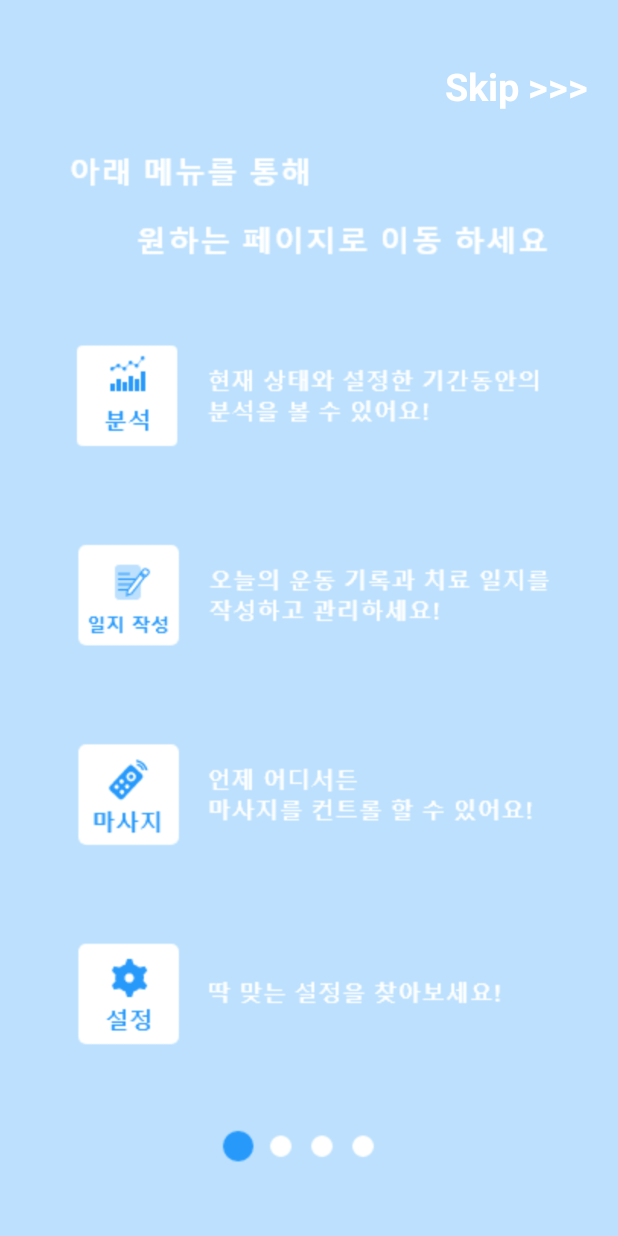
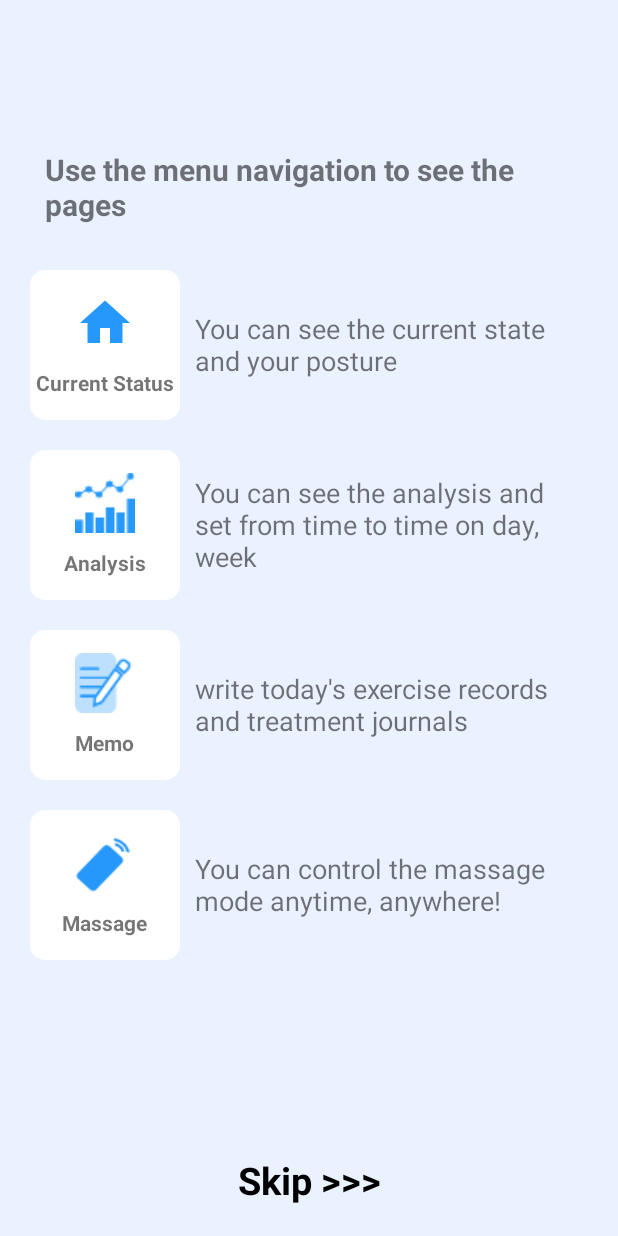
Before and after one commit to KimSungYoon-KOK/Upright_K-Lab-Project, an Android app: the screen it shows after launch (GuideActivity), on a phone screen of 412 x 824 dp. Run offline under Robolectric (Android 15) with nearby library versions, the phone set to English and light mode, and no system bars; libraries missing offline, so code that uses them is left out: app.akexorcist.bluetotohspp.

Commit message:
change guide page

```diff
--- a/app/src/main/java/com/klab/upright/ui/guide/GuideViewPagerAdapter.kt
+++ b/app/src/main/java/com/klab/upright/ui/guide/GuideViewPagerAdapter.kt
@@ -4,7 +4,9 @@ import android.content.Context
 import android.view.LayoutInflater
 import android.view.View
 import android.view.ViewGroup
+import android.view.ViewGroup.LayoutParams.MATCH_PARENT
 import android.widget.ImageView
+import android.widget.LinearLayout
 import androidx.viewpager.widget.PagerAdapter
 import androidx.viewpager.widget.ViewPager
 import com.klab.upright.R
@@ -13,27 +15,48 @@ class GuideViewPagerAdapter(private val context: Context): PagerAdapter() {
 
     private var layoutInflater: LayoutInflater? = null
 
-    private val images = arrayOf(
-        R.drawable.guide1,
-        R.drawable.guide2,
-        R.drawable.guide3,
-        R.drawable.guide4
-    )
-
     override fun isViewFromObject(view: View, `object`: Any): Boolean {
         return view == `object`
     }
 
     override fun getCount(): Int {
-        return images.size
+        return 5
     }
 
     override fun instantiateItem(container: ViewGroup, position: Int): Any {
         layoutInflater = container.context.getSystemService(Context.LAYOUT_INFLATER_SERVICE) as LayoutInflater
         val v = layoutInflater!!.inflate(R.layout.viewpager_guide, null)
-        val image = v.findViewById<ImageView>(R.id.imageView_guide)
+//        val image = v.findViewById<ImageView>(R.id.imageView_guide)
+        val layout = v.findViewById<LinearLayout>(R.id.layout)
 
-        image.setImageResource(images[position])
+
+        when(position){
+            0->{
+                val child = (layoutInflater!!.inflate(R.layout.item_guide1, null)).findViewById<LinearLayout>(R.id.guide1)
+                child.layoutParams = LinearLayout.LayoutParams(ViewGroup.LayoutParams.MATCH_PARENT,ViewGroup.LayoutParams.MATCH_PARENT)
+                layout.addView(child)
+            }
+            1->{
+                val child = (layoutInflater!!.inflate(R.layout.item_guide2, null)).findViewById<LinearLayout>(R.id.guide2)
+                child.layoutParams = LinearLayout.LayoutParams(ViewGroup.LayoutParams.MATCH_PARENT,ViewGroup.LayoutParams.MATCH_PARENT)
+                layout.addView(child)
+            }
+            2->{
+                val child = (layoutInflater!!.inflate(R.layout.item_guide3, null)).findViewById<LinearLayout>(R.id.guide3)
+                child.layoutParams = LinearLayout.LayoutParams(ViewGroup.LayoutParams.MATCH_PARENT,ViewGroup.LayoutParams.MATCH_PARENT)
+                layout.addView(child)
+            }
+            3->{
+                val child = (layoutInflater!!.inflate(R.layout.item_guide4, null)).findViewById<LinearLayout>(R.id.guide4)
+                child.layoutParams = LinearLayout.LayoutParams(ViewGroup.LayoutParams.MATCH_PARENT,ViewGroup.LayoutParams.MATCH_PARENT)
+                layout.addView(child)
+            }
+            else->{
+                val child = (layoutInflater!!.inflate(R.layout.item_guide5, null)).findViewById<LinearLayout>(R.id.guide5)
+                child.layoutParams = LinearLayout.LayoutParams(ViewGroup.LayoutParams.MATCH_PARENT,ViewGroup.LayoutParams.MATCH_PARENT)
+                layout.addView(child)
+            }
+        }
         val vp = container as ViewPager
         vp.addView(v, 0)
         return v
--- a/app/src/main/res/layout/activity_guide.xml
+++ b/app/src/main/res/layout/activity_guide.xml
@@ -1,28 +1,29 @@
 <?xml version="1.0" encoding="utf-8"?>
-<RelativeLayout xmlns:android="http://schemas.android.com/apk/res/android"
+<LinearLayout xmlns:android="http://schemas.android.com/apk/res/android"
     xmlns:app="http://schemas.android.com/apk/res-auto"
     xmlns:tools="http://schemas.android.com/tools"
     android:layout_width="match_parent"
     android:layout_height="match_parent"
+    android:orientation="vertical"
     tools:context=".ui.guide.GuideActivity">
 
     <androidx.viewpager.widget.ViewPager
         android:id="@+id/viewPager"
         android:layout_width="match_parent"
-        android:layout_height="match_parent" />
+        android:layout_height="0dp"
+        android:layout_weight="1"/>
 
     <TextView
         android:id="@+id/skipBtn"
-        android:layout_width="wrap_content"
+        android:layout_width="match_parent"
         android:layout_height="wrap_content"
-        android:layout_alignParentRight="true"
-        android:layout_marginLeft="150dp"
-        android:layout_marginTop="40dp"
-        android:layout_marginEnd="20dp"
+        android:gravity="center"
+        android:padding="20dp"
+        android:background="@color/very_light_blue"
         android:text="Skip >>>"
-        android:textColor="@color/white"
+        android:textColor="@color/black"
         android:textSize="25sp"
         android:textStyle="bold" />
 
 
-</RelativeLayout>
+</LinearLayout>
--- /dev/null
+++ b/app/src/main/res/layout/item_guide1.xml
@@ -0,0 +1,168 @@
+<?xml version="1.0" encoding="utf-8"?>
+<LinearLayout xmlns:android="http://schemas.android.com/apk/res/android"
+    android:layout_width="match_parent"
+    android:layout_height="match_parent"
+    android:id="@+id/guide1"
+    android:background="@color/very_light_blue"
+    android:gravity="center"
+    android:padding="20dp"
+    android:orientation="vertical">
+
+    <TextView
+        android:id="@+id/title_guide1"
+        android:layout_width="wrap_content"
+        android:layout_height="wrap_content"
+        android:padding="10dp"
+        android:text="Use the menu navigation to see the pages"
+        android:textSize="20sp"
+        android:layout_marginBottom="20dp"
+        android:textStyle="bold" />
+
+    <LinearLayout
+        android:layout_width="match_parent"
+        android:layout_height="wrap_content"
+        android:layout_marginBottom="20dp"
+        android:gravity="center"
+        android:orientation="horizontal">
+
+        <LinearLayout
+            android:layout_width="100dp"
+            android:layout_height="100dp"
+            android:background="@drawable/radius_10"
+            android:backgroundTint="@color/white"
+            android:gravity="center"
+            android:orientation="vertical">
+
+            <ImageView
+                android:layout_width="40dp"
+                android:layout_height="40dp"
+                android:layout_marginBottom="10dp"
+                android:backgroundTint="@color/blue"
+                android:background="@drawable/ic_home_black_24dp" />
+
+            <TextView
+                android:layout_width="wrap_content"
+                android:layout_height="wrap_content"
+                android:textStyle="bold"
+                android:text="Current Status" />
+        </LinearLayout>
+
+
+
+        <TextView
+            android:layout_width="wrap_content"
+            android:layout_height="wrap_content"
+            android:padding="10dp"
+            android:layout_weight="1"
+            android:text="You can see the current state and your posture"
+            android:textSize="18sp" />
+    </LinearLayout>
+
+    <LinearLayout
+        android:layout_width="match_parent"
+        android:layout_height="wrap_content"
+        android:gravity="center"
+        android:layout_marginBottom="20dp"
+        android:orientation="horizontal">
+
+        <LinearLayout
+            android:layout_width="100dp"
+            android:layout_height="100dp"
+            android:background="@drawable/radius_10"
+            android:backgroundTint="@color/white"
+            android:gravity="center"
+            android:orientation="vertical">
+            <ImageView
+                android:layout_width="40dp"
+                android:layout_height="40dp"
+                android:layout_marginBottom="10dp"
+                android:background="@drawable/ic_analysis" />
+            <TextView
+                android:layout_width="wrap_content"
+                android:layout_height="wrap_content"
+                android:textStyle="bold"
+                android:text="Analysis" />
+        </LinearLayout>
+        <TextView
+            android:layout_width="wrap_content"
+            android:layout_height="wrap_content"
+            android:padding="10dp"
+            android:layout_weight="1"
+            android:text="You can see the analysis and set from time to time on day, week"
+            android:textSize="18sp" />
+    </LinearLayout>
+
+    <LinearLayout
+        android:layout_width="match_parent"
+        android:layout_height="wrap_content"
+        android:layout_marginBottom="20dp"
+        android:gravity="center"
+        android:orientation="horizontal">
+
+        <LinearLayout
+            android:layout_width="100dp"
+            android:layout_height="100dp"
+            android:background="@drawable/radius_10"
+            android:backgroundTint="@color/white"
+            android:gravity="center"
+            android:orientation="vertical">
+
+            <ImageView
+                android:layout_width="40dp"
+                android:layout_height="40dp"
+                android:layout_marginBottom="10dp"
+                android:background="@drawable/ic_memo" />
+
+            <TextView
+                android:layout_width="wrap_content"
+                android:layout_height="wrap_content"
+                android:textStyle="bold"
+                android:text="Memo" />
+        </LinearLayout>
+
+        <TextView
+            android:layout_width="wrap_content"
+            android:layout_height="wrap_content"
+            android:padding="10dp"
+            android:text="write today's exercise records and treatment journals"
+            android:textSize="18sp" />
+    </LinearLayout>
+
+    <LinearLayout
+        android:layout_width="match_parent"
+        android:layout_height="wrap_content"
+        android:layout_marginBottom="20dp"
+        android:gravity="center"
+        android:orientation="horizontal">
+
+        <LinearLayout
+            android:layout_width="100dp"
+            android:layout_height="100dp"
+            android:background="@drawable/radius_10"
+            android:backgroundTint="@color/white"
+            android:gravity="center"
+            android:orientation="vertical">
+
+            <ImageView
+                android:layout_width="40dp"
+                android:layout_height="40dp"
+                android:layout_marginBottom="10dp"
+                android:backgroundTint="@color/blue"
+                android:background="@drawable/ic_massage" />
+
+            <TextView
+                android:layout_width="wrap_content"
+                android:layout_height="wrap_content"
+                android:textStyle="bold"
+                android:text="Massage" />
+        </LinearLayout>
+
+        <TextView
+            android:layout_width="wrap_content"
+            android:layout_height="wrap_content"
+            android:padding="10dp"
+            android:text="You can control the massage mode anytime, anywhere!"
+            android:textSize="18sp" />
+    </LinearLayout>
+
+</LinearLayout>
--- a/app/src/main/res/layout/viewpager_guide.xml
+++ b/app/src/main/res/layout/viewpager_guide.xml
@@ -6,10 +6,15 @@
     android:background="@color/colorPrimary"
     android:gravity="center">
 
-    <ImageView
-        android:id="@+id/imageView_guide"
+<!--    <ImageView-->
+<!--        android:id="@+id/imageView_guide"-->
+<!--        android:layout_width="match_parent"-->
+<!--        android:layout_height="match_parent"-->
+<!--        android:scaleType="fitCenter"/>-->
+    <LinearLayout
         android:layout_width="match_parent"
         android:layout_height="match_parent"
-        android:scaleType="fitCenter"/>
+        android:orientation="vertical"
+        android:id="@+id/layout"/>
 
 </LinearLayout>
--- a/app/src/main/res/values/colors.xml
+++ b/app/src/main/res/values/colors.xml
@@ -13,6 +13,7 @@
     <color name="light_blue">#d9e6ff</color>
     <color name="very_light_grey">#f5f5f5</color>
     <color name="grey">#ededed</color>
+    <color name="blue">#2798fb</color>
 
 
 
```
Also changed, not shown: app/src/main/res/drawable/ic_baseline_account_circle_24.xml (added, +10 -0 lines), app/src/main/res/layout/item_guide2.xml (added, +91 -0 lines), app/src/main/res/layout/item_guide3.xml (added, +135 -0 lines), app/src/main/res/layout/item_guide4.xml (added, +213 -0 lines), app/src/main/res/layout/item_guide5.xml (added, +44 -0 lines).
